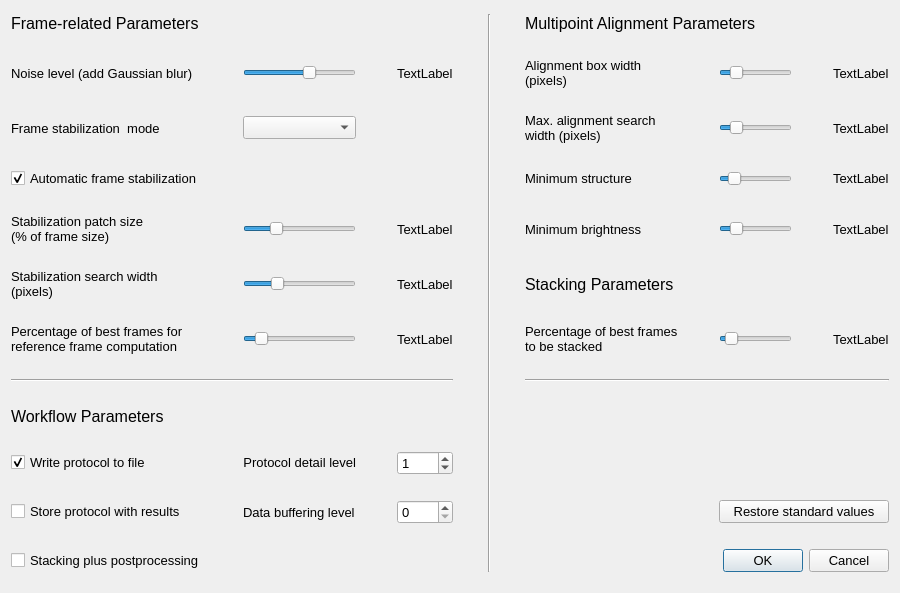
Above: Source/parameter_configuration.ui from Rolf-Hempel/PlanetarySystemStacker before the change. Below: the same form after it.
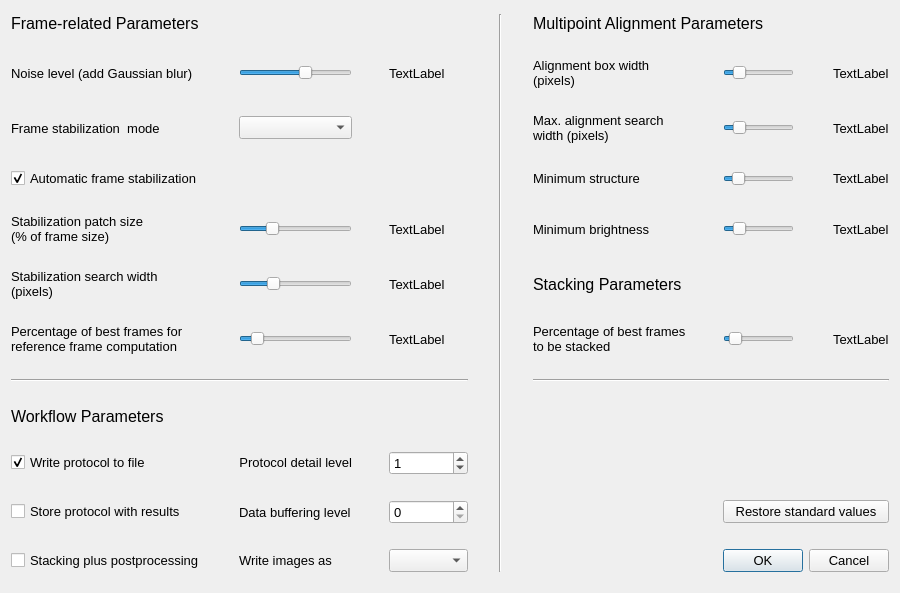
That is the form after the change.

Commit message: Support for saving images in Fits format added

The edit to the form file:
```diff
--- a/Source/parameter_configuration.ui
+++ b/Source/parameter_configuration.ui
@@ -697,6 +697,19 @@
      </property>
     </widget>
    </item>
+   <item row="11" column="2">
+    <widget class="QLabel" name="gpif_label_parameter">
+     <property name="toolTip">
+      <string>Stacked and postprocessed images can be written either in &quot;tiff&quot; or &quot;fits&quot; format.</string>
+     </property>
+     <property name="text">
+      <string>Write images as</string>
+     </property>
+    </widget>
+   </item>
+   <item row="11" column="4">
+    <widget class="QComboBox" name="gpif_comboBox"/>
+   </item>
   </layout>
  </widget>
  <resources/>
```
The commit also changes 7 other files.
